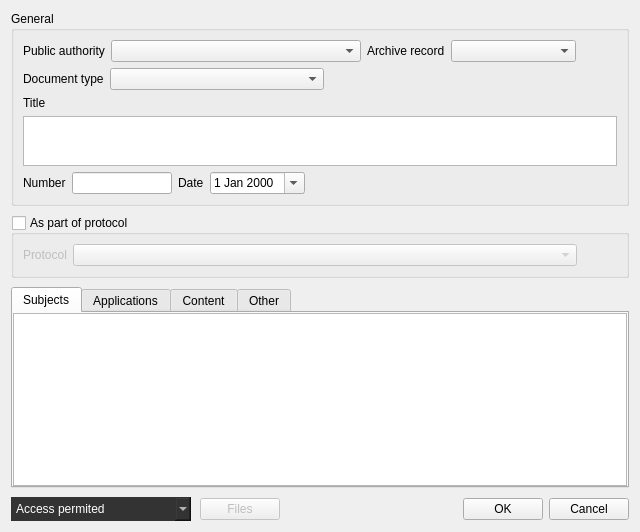
Above: dialogs/decisionbasedialog.ui from caxapyk/pa-decision before the change. Below: the same form after it.
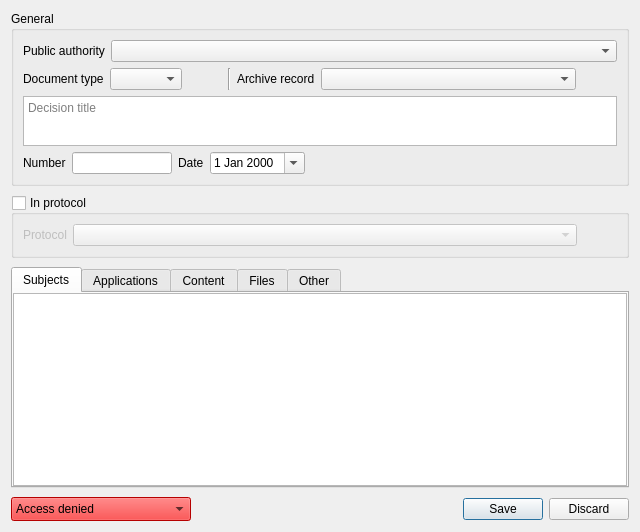
That is the form after the change. Icons and pictures are not drawn.

```diff
--- a/dialogs/decisionbasedialog.ui
+++ b/dialogs/decisionbasedialog.ui
@@ -29,6 +29,12 @@
      <property name="title">
       <string>General</string>
      </property>
+     <property name="checkable">
+      <bool>false</bool>
+     </property>
+     <property name="checked">
+      <bool>false</bool>
+     </property>
      <layout class="QVBoxLayout" name="verticalLayout_2">
       <item>
        <layout class="QHBoxLayout" name="horizontalLayout_4">
@@ -55,8 +61,57 @@
           </property>
          </widget>
         </item>
+       </layout>
+      </item>
+      <item>
+       <layout class="QHBoxLayout" name="horizontalLayout_3">
+        <item>
+         <widget class="QLabel" name="label_5">
+          <property name="text">
+           <string>Document type</string>
+          </property>
+         </widget>
+        </item>
+        <item>
+         <layout class="QHBoxLayout" name="horizontalLayout_2">
+          <property name="spacing">
+           <number>0</number>
+          </property>
+          <item>
+           <widget class="QComboBox" name="cB_doctype">
+            <property name="sizePolicy">
+             <sizepolicy hsizetype="Maximum" vsizetype="Fixed">
+              <horstretch>0</horstretch>
+              <verstretch>0</verstretch>
+             </sizepolicy>
+            </property>
+           </widget>
+          </item>
+          <item>
+           <widget class="QPushButton" name="pB_doctype">
+            <property name="text">
+             <string/>
+            </property>
+            <property name="icon">
+             <iconset resource="../resources.qrc">
+              <normaloff>:/icons/icons/open-16.png</normaloff>:/icons/icons/open-16.png</iconset>
+            </property>
+            <property name="flat">
+             <bool>true</bool>
+            </property>
+           </widget>
+          </item>
+         </layout>
+        </item>
         <item>
          <layout class="QHBoxLayout" name="horizontalLayout">
+          <item>
+           <widget class="Line" name="line">
+            <property name="orientation">
+             <enum>Qt::Vertical</enum>
+            </property>
+           </widget>
+          </item>
           <item>
            <widget class="QLabel" name="label_2">
             <property name="text">
@@ -102,73 +157,11 @@
         </item>
        </layout>
       </item>
-      <item>
-       <layout class="QHBoxLayout" name="horizontalLayout_3">
-        <item>
-         <widget class="QLabel" name="label_5">
-          <property name="text">
-           <string>Document type</string>
-          </property>
-         </widget>
-        </item>
-        <item>
-         <layout class="QHBoxLayout" name="horizontalLayout_2">
-          <property name="spacing">
-           <number>0</number>
-          </property>
-          <item>
-           <widget class="QComboBox" name="cB_doctype">
-            <property name="sizePolicy">
-             <sizepolicy hsizetype="Expanding" vsizetype="Fixed">
-              <horstretch>0</horstretch>
-              <verstretch>0</verstretch>
-             </sizepolicy>
-            </property>
-           </widget>
-          </item>
-          <item>
-           <widget class="QPushButton" name="pB_doctype">
-            <property name="text">
-             <string/>
-            </property>
-            <property name="icon">
-             <iconset resource="../resources.qrc">
-              <normaloff>:/icons/icons/open-16.png</normaloff>:/icons/icons/open-16.png</iconset>
-            </property>
-            <property name="flat">
-             <bool>true</bool>
-            </property>
-           </widget>
-          </item>
-         </layout>
-        </item>
-        <item>
-         <spacer name="horizontalSpacer_2">
-          <property name="orientation">
-           <enum>Qt::Horizontal</enum>
-          </property>
-          <property name="sizeHint" stdset="0">
-           <size>
-            <width>40</width>
-            <height>20</height>
-           </size>
-          </property>
-         </spacer>
-        </item>
-       </layout>
-      </item>
       <item>
        <layout class="QVBoxLayout" name="verticalLayout_4">
         <property name="sizeConstraint">
          <enum>QLayout::SetDefaultConstraint</enum>
         </property>
-        <item>
-         <widget class="QLabel" name="label_7">
-          <property name="text">
-           <string>Title</string>
-          </property>
-         </widget>
-        </item>
         <item>
          <widget class="QPlainTextEdit" name="plainTextEdit">
           <property name="sizePolicy">
@@ -183,6 +176,9 @@
             <height>50</height>
            </size>
           </property>
+          <property name="placeholderText">
+           <string>Decision title</string>
+          </property>
          </widget>
         </item>
        </layout>
@@ -258,7 +254,7 @@
       <string notr="true"/>
      </property>
      <property name="title">
-      <string>As part of protocol</string>
+      <string>In protocol</string>
      </property>
      <property name="flat">
       <bool>false</bool>
@@ -407,6 +403,15 @@
        </property>
       </widget>
      </widget>
+     <widget class="QWidget" name="tab_5">
+      <attribute name="icon">
+       <iconset resource="../resources.qrc">
+        <normaloff>:/icons/icons/scanner-16.png</normaloff>:/icons/icons/scanner-16.png</iconset>
+      </attribute>
+      <attribute name="title">
+       <string>Files</string>
+      </attribute>
+     </widget>
      <widget class="QWidget" name="tab_4">
       <attribute name="title">
        <string>Other</string>
@@ -449,38 +454,18 @@
         </size>
        </property>
        <property name="styleSheet">
-        <string notr="true">border:0px;background-color:#333;color:#fff;</string>
+        <string notr="true">background-color:red;</string>
        </property>
-       <item>
-        <property name="text">
-         <string>Access permited</string>
-        </property>
-       </item>
        <item>
         <property name="text">
          <string>Access denied</string>
         </property>
        </item>
-      </widget>
-     </item>
-     <item>
-      <widget class="QPushButton" name="pB_files">
-       <property name="enabled">
-        <bool>false</bool>
-       </property>
-       <property name="text">
-        <string>Files</string>
-       </property>
-       <property name="icon">
-        <iconset resource="../resources.qrc">
-         <normaloff>:/icons/icons/scanner-16.png</normaloff>:/icons/icons/scanner-16.png</iconset>
-       </property>
-       <property name="default">
-        <bool>true</bool>
-       </property>
-       <property name="flat">
-        <bool>false</bool>
-       </property>
+       <item>
+        <property name="text">
+         <string>Access permited</string>
+        </property>
+       </item>
       </widget>
      </item>
      <item>
@@ -489,7 +474,7 @@
         <enum>Qt::Horizontal</enum>
        </property>
        <property name="standardButtons">
-        <set>QDialogButtonBox::Cancel|QDialogButtonBox::Ok</set>
+        <set>QDialogButtonBox::Discard|QDialogButtonBox::Save</set>
        </property>
       </widget>
      </item>
```
